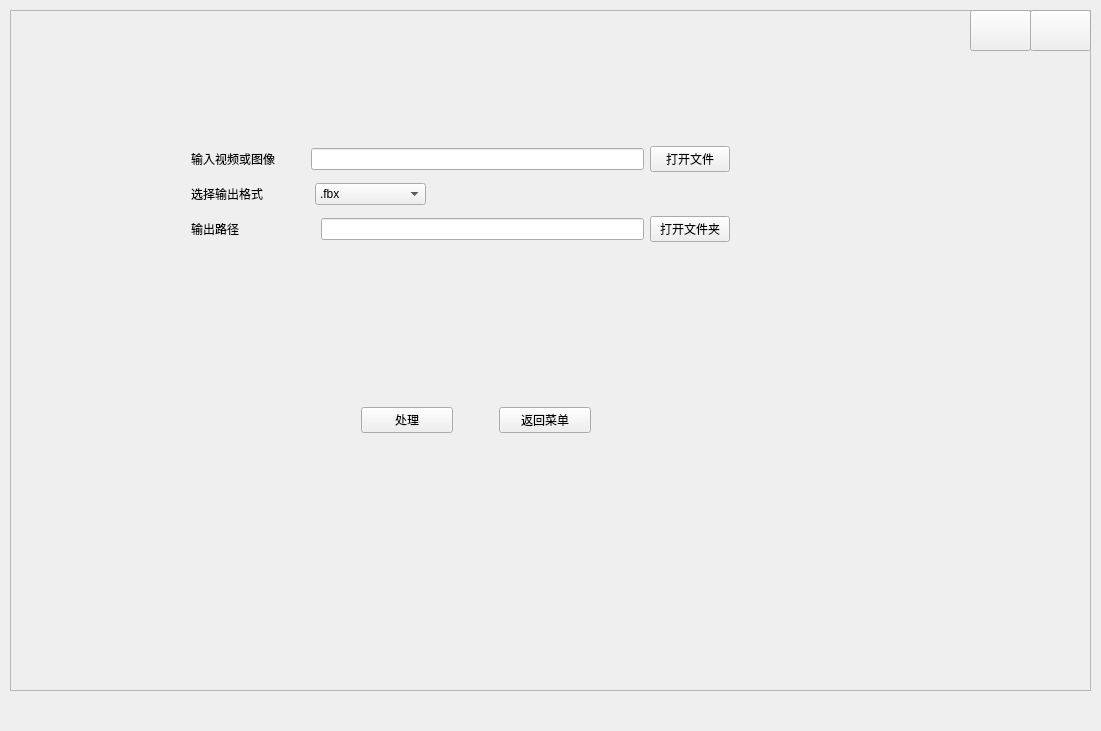
The window that 3DPoseEstimation/trackingWindow.ui (KIE9542c/3D-Motion-Tracking-and-Output) describes before a commit, drawn with Qt 5.
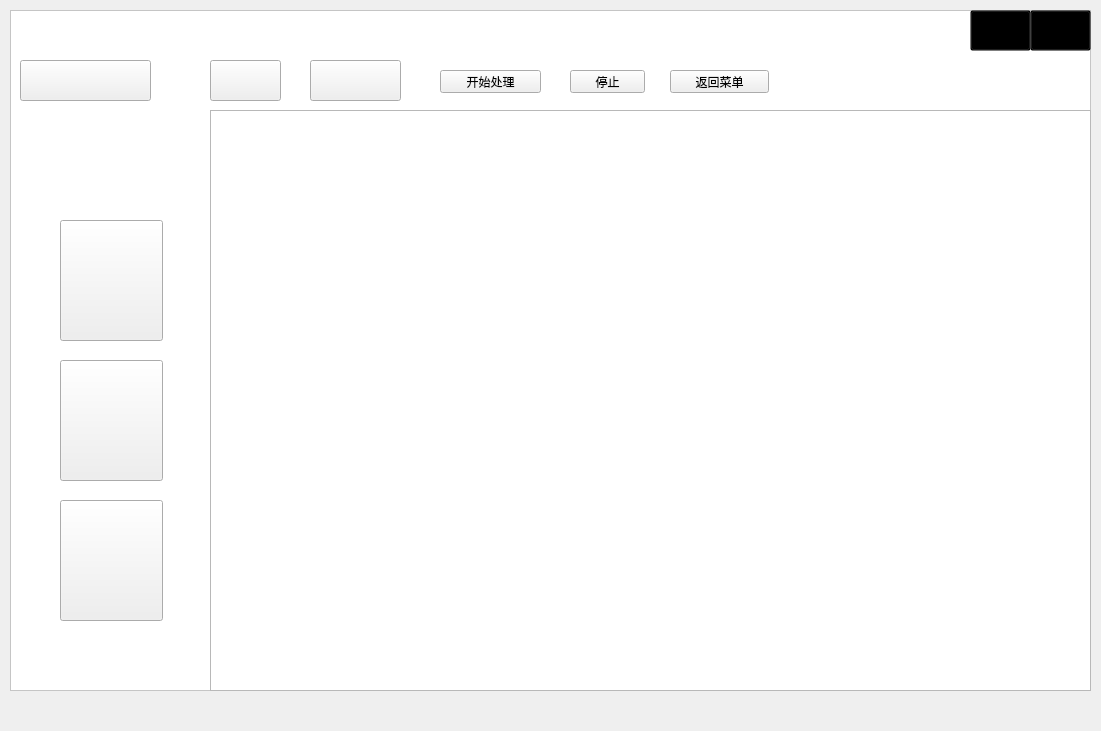
The same window after the commit. Icons and pictures are not drawn.

```diff
--- a/3DPoseEstimation/trackingWindow.ui
+++ b/3DPoseEstimation/trackingWindow.ui
@@ -42,7 +42,8 @@
      </rect>
     </property>
     <property name="styleSheet">
-     <string notr="true">#frame{border-image: url(:/new/prefix2/track.jpg);}</string>
+     <string notr="true">#frame{background-color: rgb(255, 255, 255);}
+</string>
     </property>
     <property name="frameShape">
      <enum>QFrame::StyledPanel</enum>
@@ -50,199 +51,6 @@
     <property name="frameShadow">
      <enum>QFrame::Raised</enum>
     </property>
-    <widget class="QWidget" name="horizontalLayoutWidget_4">
-     <property name="geometry">
-      <rect>
-       <x>340</x>
-       <y>370</y>
-       <width>252</width>
-       <height>80</height>
-      </rect>
-     </property>
-     <layout class="QHBoxLayout" name="horizontalLayout_5">
-      <item>
-       <widget class="QPushButton" name="pushButton">
-        <property name="text">
-         <string>处理</string>
-        </property>
-       </widget>
-      </item>
-      <item>
-       <spacer name="horizontalSpacer_2">
-        <property name="orientation">
-         <enum>Qt::Horizontal</enum>
-        </property>
-        <property name="sizeType">
-         <enum>QSizePolicy::Fixed</enum>
-        </property>
-        <property name="sizeHint" stdset="0">
-         <size>
-          <width>40</width>
-          <height>20</height>
-         </size>
-        </property>
-       </spacer>
-      </item>
-      <item>
-       <widget class="QPushButton" name="pushButton_2">
-        <property name="text">
-         <string>返回菜单</string>
-        </property>
-       </widget>
-      </item>
-     </layout>
-    </widget>
-    <widget class="QWidget" name="verticalLayoutWidget">
-     <property name="geometry">
-      <rect>
-       <x>170</x>
-       <y>120</y>
-       <width>561</width>
-       <height>131</height>
-      </rect>
-     </property>
-     <layout class="QVBoxLayout" name="verticalLayout">
-      <item>
-       <layout class="QHBoxLayout" name="horizontalLayout_8">
-        <item>
-         <widget class="QLabel" name="label">
-          <property name="text">
-           <string>输入视频或图像</string>
-          </property>
-         </widget>
-        </item>
-        <item>
-         <spacer name="horizontalSpacer">
-          <property name="orientation">
-           <enum>Qt::Horizontal</enum>
-          </property>
-          <property name="sizeType">
-           <enum>QSizePolicy::Fixed</enum>
-          </property>
-          <property name="sizeHint" stdset="0">
-           <size>
-            <width>30</width>
-            <height>20</height>
-           </size>
-          </property>
-         </spacer>
-        </item>
-        <item>
-         <widget class="QLineEdit" name="lineEdit"/>
-        </item>
-        <item>
-         <widget class="QPushButton" name="pushButton_3">
-          <property name="text">
-           <string>打开文件</string>
-          </property>
-         </widget>
-        </item>
-       </layout>
-      </item>
-      <item>
-       <layout class="QHBoxLayout" name="horizontalLayout_6">
-        <item>
-         <widget class="QLabel" name="label_2">
-          <property name="sizePolicy">
-           <sizepolicy hsizetype="Fixed" vsizetype="Preferred">
-            <horstretch>0</horstretch>
-            <verstretch>0</verstretch>
-           </sizepolicy>
-          </property>
-          <property name="text">
-           <string>选择输出格式</string>
-          </property>
-         </widget>
-        </item>
-        <item>
-         <spacer name="horizontalSpacer_4">
-          <property name="orientation">
-           <enum>Qt::Horizontal</enum>
-          </property>
-          <property name="sizeType">
-           <enum>QSizePolicy::Fixed</enum>
-          </property>
-          <property name="sizeHint" stdset="0">
-           <size>
-            <width>46</width>
-            <height>20</height>
-           </size>
-          </property>
-         </spacer>
-        </item>
-        <item>
-         <widget class="QComboBox" name="comboBox">
-          <item>
-           <property name="text">
-            <string>.fbx</string>
-           </property>
-          </item>
-          <item>
-           <property name="text">
-            <string>.vmd</string>
-           </property>
-          </item>
-          <item>
-           <property name="text">
-            <string>.fbx和.vmd文件</string>
-           </property>
-          </item>
-         </widget>
-        </item>
-        <item>
-         <spacer name="horizontalSpacer_5">
-          <property name="orientation">
-           <enum>Qt::Horizontal</enum>
-          </property>
-          <property name="sizeHint" stdset="0">
-           <size>
-            <width>40</width>
-            <height>20</height>
-           </size>
-          </property>
-         </spacer>
-        </item>
-       </layout>
-      </item>
-      <item>
-       <layout class="QHBoxLayout" name="horizontalLayout_7">
-        <item>
-         <widget class="QLabel" name="label_3">
-          <property name="text">
-           <string>输出路径</string>
-          </property>
-         </widget>
-        </item>
-        <item>
-         <spacer name="horizontalSpacer_3">
-          <property name="orientation">
-           <enum>Qt::Horizontal</enum>
-          </property>
-          <property name="sizeType">
-           <enum>QSizePolicy::Fixed</enum>
-          </property>
-          <property name="sizeHint" stdset="0">
-           <size>
-            <width>75</width>
-            <height>20</height>
-           </size>
-          </property>
-         </spacer>
-        </item>
-        <item>
-         <widget class="QLineEdit" name="lineEdit_3"/>
-        </item>
-        <item>
-         <widget class="QPushButton" name="pushButton_4">
-          <property name="text">
-           <string>打开文件夹</string>
-          </property>
-         </widget>
-        </item>
-       </layout>
-      </item>
-     </layout>
-    </widget>
     <widget class="QPushButton" name="pushButton_6">
      <property name="geometry">
       <rect>
@@ -253,7 +61,9 @@
       </rect>
      </property>
      <property name="styleSheet">
-      <string notr="true">#pushButton_6:hover
+      <string notr="true">#pushButton_6{background-color: transparent;
+border-color: transparent;}
+#pushButton_6:hover
 {
     background-color: rgb(255, 0, 0);
 }
@@ -283,7 +93,12 @@
       </rect>
      </property>
      <property name="styleSheet">
-      <string notr="true">#pushButton_7:hover{background-color: rgb(255, 0, 0);}</string>
+      <string notr="true">#pushButton_7{background-color: transparent;
+border-color: transparent;}
+#pushButton_7:hover
+{
+    background-color: red;
+}</string>
      </property>
      <property name="text">
       <string/>
@@ -299,6 +114,229 @@
       </size>
      </property>
     </widget>
+    <widget class="QLabel" name="label_5">
+     <property name="geometry">
+      <rect>
+       <x>0</x>
+       <y>0</y>
+       <width>1081</width>
+       <height>41</height>
+      </rect>
+     </property>
+     <property name="styleSheet">
+      <string notr="true">
+background-image: url(:/new/prefix2/frame.jpg);</string>
+     </property>
+     <property name="text">
+      <string/>
+     </property>
+    </widget>
+    <widget class="QPushButton" name="pushButton_VMD">
+     <property name="geometry">
+      <rect>
+       <x>50</x>
+       <y>210</y>
+       <width>103</width>
+       <height>121</height>
+      </rect>
+     </property>
+     <property name="styleSheet">
+      <string notr="true">#pushButton_VMD:hover
+{
+	border-image: url(:/new/prefix2/VMD_hover.png);
+
+}
+#pushButton_VMD{border-image: url(:/new/prefix2/VMD.png);
+}
+</string>
+     </property>
+     <property name="text">
+      <string/>
+     </property>
+     <property name="iconSize">
+      <size>
+       <width>103</width>
+       <height>121</height>
+      </size>
+     </property>
+    </widget>
+    <widget class="QPushButton" name="pushButton_FBX">
+     <property name="geometry">
+      <rect>
+       <x>50</x>
+       <y>350</y>
+       <width>103</width>
+       <height>121</height>
+      </rect>
+     </property>
+     <property name="styleSheet">
+      <string notr="true">#pushButton_FBX{border-image: url(:/new/prefix2/FBX.png);}
+#pushButton_FBX:hover{border-image: url(:/new/prefix2/FBX_hover.png);}</string>
+     </property>
+     <property name="text">
+      <string/>
+     </property>
+     <property name="iconSize">
+      <size>
+       <width>103</width>
+       <height>121</height>
+      </size>
+     </property>
+    </widget>
+    <widget class="QPushButton" name="pushButton_VF">
+     <property name="geometry">
+      <rect>
+       <x>50</x>
+       <y>490</y>
+       <width>103</width>
+       <height>121</height>
+      </rect>
+     </property>
+     <property name="styleSheet">
+      <string notr="true">#pushButton_VF:hover
+{
+border-image: url(:/new/prefix2/vmdfbx_hover.png);
+}
+#pushButton_VF
+{
+border-image: url(:/new/prefix2/vmdfbx.png);
+}</string>
+     </property>
+     <property name="text">
+      <string/>
+     </property>
+     <property name="iconSize">
+      <size>
+       <width>103</width>
+       <height>121</height>
+      </size>
+     </property>
+    </widget>
+    <widget class="QTableView" name="tableView">
+     <property name="geometry">
+      <rect>
+       <x>200</x>
+       <y>100</y>
+       <width>881</width>
+       <height>581</height>
+      </rect>
+     </property>
+     <attribute name="verticalHeaderCascadingSectionResizes">
+      <bool>false</bool>
+     </attribute>
+    </widget>
+    <widget class="QPushButton" name="pushButton_path">
+     <property name="geometry">
+      <rect>
+       <x>10</x>
+       <y>50</y>
+       <width>131</width>
+       <height>41</height>
+      </rect>
+     </property>
+     <property name="sizePolicy">
+      <sizepolicy hsizetype="Preferred" vsizetype="Preferred">
+       <horstretch>0</horstretch>
+       <verstretch>0</verstretch>
+      </sizepolicy>
+     </property>
+     <property name="styleSheet">
+      <string notr="true">border-image: url(:/new/prefix2/output.png);</string>
+     </property>
+     <property name="text">
+      <string/>
+     </property>
+    </widget>
+    <widget class="QPushButton" name="pushButton_del">
+     <property name="geometry">
+      <rect>
+       <x>200</x>
+       <y>50</y>
+       <width>71</width>
+       <height>41</height>
+      </rect>
+     </property>
+     <property name="sizePolicy">
+      <sizepolicy hsizetype="Fixed" vsizetype="Fixed">
+       <horstretch>0</horstretch>
+       <verstretch>0</verstretch>
+      </sizepolicy>
+     </property>
+     <property name="styleSheet">
+      <string notr="true">border-image: url(:/new/prefix2/delete.png);</string>
+     </property>
+     <property name="text">
+      <string/>
+     </property>
+    </widget>
+    <widget class="QPushButton" name="pushButton_2">
+     <property name="geometry">
+      <rect>
+       <x>660</x>
+       <y>60</y>
+       <width>99</width>
+       <height>23</height>
+      </rect>
+     </property>
+     <property name="text">
+      <string>返回菜单</string>
+     </property>
+    </widget>
+    <widget class="QPushButton" name="pushButton_start">
+     <property name="geometry">
+      <rect>
+       <x>430</x>
+       <y>60</y>
+       <width>101</width>
+       <height>23</height>
+      </rect>
+     </property>
+     <property name="text">
+      <string>开始处理</string>
+     </property>
+    </widget>
+    <widget class="QPushButton" name="pushButton_stop">
+     <property name="geometry">
+      <rect>
+       <x>560</x>
+       <y>60</y>
+       <width>75</width>
+       <height>23</height>
+      </rect>
+     </property>
+     <property name="text">
+      <string>停止</string>
+     </property>
+    </widget>
+    <widget class="QPushButton" name="pushButton_delAll">
+     <property name="geometry">
+      <rect>
+       <x>300</x>
+       <y>50</y>
+       <width>91</width>
+       <height>41</height>
+      </rect>
+     </property>
+     <property name="styleSheet">
+      <string notr="true">border-image: url(:/new/prefix2/deleteAll.png);</string>
+     </property>
+     <property name="text">
+      <string/>
+     </property>
+    </widget>
+    <zorder>label_5</zorder>
+    <zorder>pushButton_6</zorder>
+    <zorder>pushButton_7</zorder>
+    <zorder>pushButton_VMD</zorder>
+    <zorder>pushButton_FBX</zorder>
+    <zorder>pushButton_VF</zorder>
+    <zorder>tableView</zorder>
+    <zorder>pushButton_path</zorder>
+    <zorder>pushButton_del</zorder>
+    <zorder>pushButton_2</zorder>
+    <zorder>pushButton_start</zorder>
+    <zorder>pushButton_stop</zorder>
+    <zorder>pushButton_delAll</zorder>
    </widget>
   </widget>
   <widget class="QStatusBar" name="statusBar">
```
